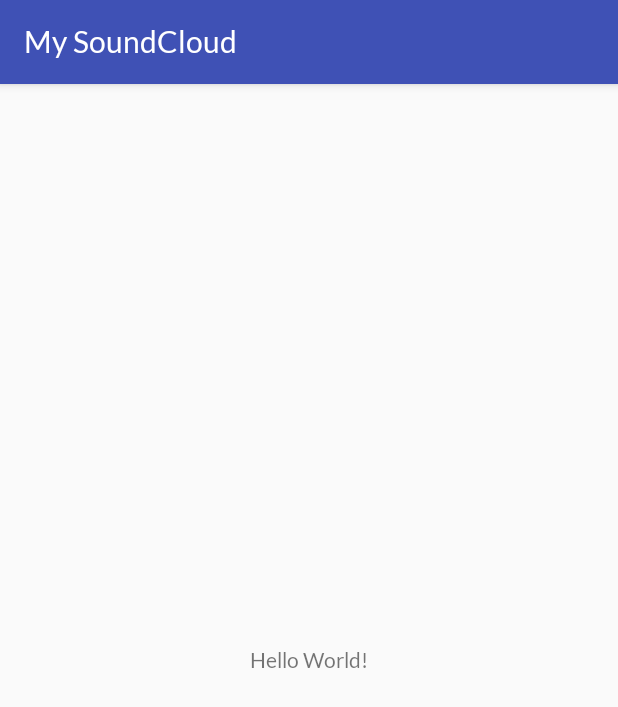
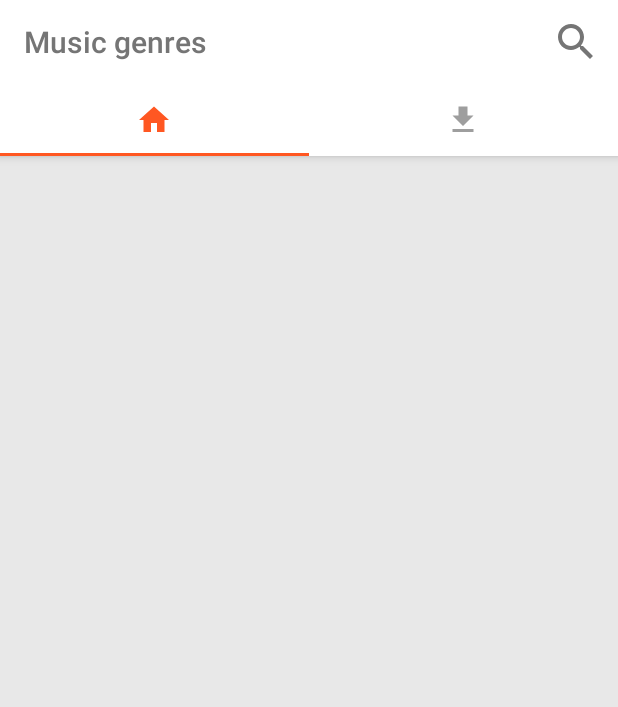
Before and after one commit to nvs266/SoundClound_07, an Android app: the screen it shows after launch (MainActivity), on a phone screen of 412 x 824 dp. Shown: the top 707 px of the screen. Run offline under Robolectric (Android 15) with nearby library versions, the phone set to English and light mode, and no system bars.

Commit message:
Create UI

```diff
--- a/app/src/main/AndroidManifest.xml
+++ b/app/src/main/AndroidManifest.xml
@@ -17,7 +17,8 @@
                 <category android:name="android.intent.category.LAUNCHER" />
             </intent-filter>
         </activity>
-        <activity android:name=".MainActivity" />
+        <activity android:name=".screen.main.MainActivity"
+            android:theme="@style/MainScreenTheme"/>
     </application>
 
 </manifest>
--- a/app/src/main/java/com/framgia/mysoundcloud/MainActivity.java
+++ /dev/null
@@ -1,13 +0,0 @@
-package com.framgia.mysoundcloud;
-
-import android.support.v7.app.AppCompatActivity;
-import android.os.Bundle;
-
-public class MainActivity extends AppCompatActivity {
-
-    @Override
-    protected void onCreate(Bundle savedInstanceState) {
-        super.onCreate(savedInstanceState);
-        setContentView(R.layout.activity_main);
-    }
-}
--- /dev/null
+++ b/app/src/main/java/com/framgia/mysoundcloud/screen/main/MainActivity.java
@@ -0,0 +1,147 @@
+package com.framgia.mysoundcloud.screen.main;
+
+import android.graphics.PorterDuff;
+import android.support.design.widget.TabLayout;
+import android.support.v4.content.ContextCompat;
+import android.support.v7.app.AppCompatActivity;
+import android.os.Bundle;
+import android.support.v7.widget.SearchView;
+import android.support.v7.widget.Toolbar;
+import android.view.Menu;
+import android.view.MenuItem;
+import android.view.View;
+
+import com.framgia.mysoundcloud.R;
+import com.framgia.mysoundcloud.widget.DialogManager;
+
+public class MainActivity extends AppCompatActivity implements MainViewConstract.View, SearchView.OnQueryTextListener, TabLayout.OnTabSelectedListener {
+
+    private MainViewConstract.Presenter mPresenter;
+    private TabLayout mTabLayout;
+
+    @Override
+    protected void onCreate(Bundle savedInstanceState) {
+        super.onCreate(savedInstanceState);
+        setContentView(R.layout.activity_main);
+        initializeToolbar();
+
+        mPresenter = new MainViewPresenter();
+        mPresenter.setView(this);
+
+        mTabLayout = findViewById(R.id.tab_layout);
+        mTabLayout.addOnTabSelectedListener(this);
+    }
+
+    @Override
+    protected void onStart() {
+        super.onStart();
+        mPresenter.onStart();
+    }
+
+    @Override
+    protected void onStop() {
+        super.onStop();
+        mPresenter.onStop();
+    }
+
+    @Override
+    public boolean onCreateOptionsMenu(Menu menu) {
+        getMenuInflater().inflate(R.menu.options_menu, menu);
+        initializeSearchView(menu);
+        return super.onCreateOptionsMenu(menu);
+    }
+
+    @Override
+    public void updateTitle(String title) {
+        setTitle(title);
+    }
+
+    @Override
+    public void showMiniControlMusic() {
+
+    }
+
+    @Override
+    public void hideMiniControlMusic() {
+
+    }
+
+    @Override
+    public void showSearchResults() {
+
+    }
+
+    @Override
+    public void showTablayout() {
+        mTabLayout.setVisibility(View.VISIBLE);
+    }
+
+    @Override
+    public void hideTablayout() {
+        mTabLayout.setVisibility(View.GONE);
+    }
+
+    @Override
+    public boolean onQueryTextSubmit(String query) {
+        new DialogManager(this).dialogMessage(getString(R.string.msg_feature_is_coming), getString(R.string.msg_opps));
+        return false;
+    }
+
+    @Override
+    public boolean onQueryTextChange(String newText) {
+        return false;
+    }
+
+    private void initializeToolbar() {
+        Toolbar toolbar = findViewById(R.id.toolbar);
+        setSupportActionBar(toolbar);
+        updateTitle(getString(R.string.music_genres));
+    }
+
+    private void initializeSearchView(Menu menu) {
+        MenuItem searchMenu = menu.findItem(R.id.action_search);
+        if (searchMenu == null) return;
+
+        SearchView searchView = (SearchView) searchMenu.getActionView();
+        searchView.setQueryHint(getString(R.string.msg_finding_tracks));
+        searchView.setOnQueryTextListener(this);
+
+        // Hanlde when searchView closed
+        searchMenu.setOnActionExpandListener(new MenuItem.OnActionExpandListener() {
+            @Override
+            public boolean onMenuItemActionExpand(MenuItem item) {
+                // do something
+                hideTablayout();
+                return true;
+            }
+
+            @Override
+            public boolean onMenuItemActionCollapse(MenuItem item) {
+                // do something
+                showTablayout();
+                return true;
+            }
+        });
+    }
+
+    @Override
+    public void onTabSelected(TabLayout.Tab tab) {
+        int tabIconColor = ContextCompat.getColor(this, R.color.colorAccent);
+        tab.getIcon().setColorFilter(tabIconColor, PorterDuff.Mode.SRC_IN);
+
+        if (tab.getPosition() == 0) {
+            updateTitle(getString(R.string.music_genres));
+        } else updateTitle(getString(R.string.action_download));
+    }
+
+    @Override
+    public void onTabUnselected(TabLayout.Tab tab) {
+        int tabIconColor = ContextCompat.getColor(this, R.color.colorPrimary);
+        tab.getIcon().setColorFilter(tabIconColor, PorterDuff.Mode.SRC_IN);
+    }
+
+    @Override
+    public void onTabReselected(TabLayout.Tab tab) {
+
+    }
+}
--- /dev/null
+++ b/app/src/main/java/com/framgia/mysoundcloud/screen/main/MainViewConstract.java
@@ -0,0 +1,33 @@
+package com.framgia.mysoundcloud.screen.main;
+
+import com.framgia.mysoundcloud.screen.BasePresenter;
+
+/**
+ * Created by sonng266 on 26/02/2018.
+ */
+
+interface MainViewConstract {
+    /**
+     * View.
+     */
+    interface View {
+        void updateTitle(String title);
+
+        void showMiniControlMusic();
+
+        void hideMiniControlMusic();
+
+        void showSearchResults();
+
+        void showTablayout();
+
+        void hideTablayout();
+    }
+
+    /**
+     * Presenter.
+     */
+    interface Presenter extends BasePresenter<MainViewConstract.View> {
+        void handleClick();
+    }
+}
--- /dev/null
+++ b/app/src/main/java/com/framgia/mysoundcloud/screen/main/MainViewPresenter.java
@@ -0,0 +1,29 @@
+package com.framgia.mysoundcloud.screen.main;
+
+/**
+ * Created by sonng266 on 26/02/2018.
+ */
+
+public class MainViewPresenter implements MainViewConstract.Presenter {
+
+    private MainViewConstract.View mView;
+
+    @Override
+    public void setView(MainViewConstract.View view) {
+        this.mView = view;
+    }
+
+    @Override
+    public void onStart() {
+    }
+
+    @Override
+    public void onStop() {
+
+    }
+
+    @Override
+    public void handleClick() {
+
+    }
+}
--- a/app/src/main/java/com/framgia/mysoundcloud/screen/splash/SplashActivity.java
+++ b/app/src/main/java/com/framgia/mysoundcloud/screen/splash/SplashActivity.java
@@ -3,8 +3,8 @@
 import android.support.v7.app.AppCompatActivity;
 import android.os.Bundle;
 
-import com.framgia.mysoundcloud.MainActivity;
 import com.framgia.mysoundcloud.utils.Navigator;
+import com.framgia.mysoundcloud.screen.main.MainActivity;
 
 public class SplashActivity extends AppCompatActivity implements SplashContract.View {
 
--- /dev/null
+++ b/app/src/main/res/drawable/ic_file_download_grey.xml
@@ -0,0 +1,4 @@
+<?xml version="1.0" encoding="UTF-8" standalone="no"?>
+<vector xmlns:android="http://schemas.android.com/apk/res/android" android:height="36dp" android:viewportHeight="24.0" android:viewportWidth="24.0" android:width="36dp">
+    <path android:fillColor="#9E9E9E" android:pathData="M19,9h-4V3H9v6H5l7,7 7,-7zM5,18v2h14v-2H5z"/>
+</vector>
--- /dev/null
+++ b/app/src/main/res/drawable/ic_home_deep_orange.xml
@@ -0,0 +1,4 @@
+<?xml version="1.0" encoding="UTF-8" standalone="no"?>
+<vector xmlns:android="http://schemas.android.com/apk/res/android" android:height="36dp" android:viewportHeight="24.0" android:viewportWidth="24.0" android:width="36dp">
+    <path android:fillColor="#FF5722" android:pathData="M10,20v-6h4v6h5v-8h3L12,3 2,12h3v8z"/>
+</vector>
--- /dev/null
+++ b/app/src/main/res/drawable/ic_search.xml
@@ -0,0 +1,4 @@
+<?xml version="1.0" encoding="UTF-8" standalone="no"?>
+<vector xmlns:android="http://schemas.android.com/apk/res/android" android:height="36dp" android:viewportHeight="24.0" android:viewportWidth="24.0" android:width="36dp">
+    <path android:fillColor="#757575" android:pathData="M15.5,14h-0.79l-0.28,-0.27C15.41,12.59 16,11.11 16,9.5 16,5.91 13.09,3 9.5,3S3,5.91 3,9.5 5.91,16 9.5,16c1.61,0 3.09,-0.59 4.23,-1.57l0.27,0.28v0.79l5,4.99L20.49,19l-4.99,-5zM9.5,14C7.01,14 5,11.99 5,9.5S7.01,5 9.5,5 14,7.01 14,9.5 11.99,14 9.5,14z"/>
+</vector>
--- a/app/src/main/res/layout/activity_main.xml
+++ b/app/src/main/res/layout/activity_main.xml
@@ -1,18 +1,59 @@
 <?xml version="1.0" encoding="utf-8"?>
-<android.support.constraint.ConstraintLayout xmlns:android="http://schemas.android.com/apk/res/android"
+<android.support.design.widget.CoordinatorLayout xmlns:android="http://schemas.android.com/apk/res/android"
     xmlns:app="http://schemas.android.com/apk/res-auto"
     xmlns:tools="http://schemas.android.com/tools"
     android:layout_width="match_parent"
-    android:layout_height="match_parent"
-    tools:context="com.framgia.mysoundcloud.MainActivity">
+    android:layout_height="match_parent">
 
-    <TextView
-        android:layout_width="wrap_content"
-        android:layout_height="wrap_content"
-        android:text="@string/msg_hello_world"
-        app:layout_constraintBottom_toBottomOf="parent"
-        app:layout_constraintLeft_toLeftOf="parent"
-        app:layout_constraintRight_toRightOf="parent"
-        app:layout_constraintTop_toTopOf="parent" />
+    <android.support.design.widget.AppBarLayout
+        android:id="@+id/appbar"
+        android:layout_width="match_parent"
+        android:layout_height="wrap_content">
 
-</android.support.constraint.ConstraintLayout>
+        <android.support.design.widget.CollapsingToolbarLayout
+            android:layout_width="match_parent"
+            android:layout_height="wrap_content"
+            app:contentScrim="?attr/colorPrimary"
+            app:layout_scrollFlags="scroll|enterAlways"
+            app:titleEnabled="false"
+            app:toolbarId="@+id/toolbar">
+
+            <android.support.v7.widget.Toolbar
+                android:id="@+id/toolbar"
+                android:layout_width="match_parent"
+                android:layout_height="?attr/actionBarSize" />
+        </android.support.design.widget.CollapsingToolbarLayout>
+
+        <android.support.design.widget.TabLayout
+            android:id="@+id/tab_layout"
+            android:layout_width="match_parent"
+            android:layout_height="match_parent"
+            app:tabIndicatorColor="@color/colorAccent">
+
+            <android.support.design.widget.TabItem
+                android:layout_width="wrap_content"
+                android:layout_height="wrap_content"
+                android:icon="@drawable/ic_home_deep_orange" />
+
+            <android.support.design.widget.TabItem
+                android:layout_width="wrap_content"
+                android:layout_height="wrap_content"
+                android:icon="@drawable/ic_file_download_grey" />
+
+        </android.support.design.widget.TabLayout>
+
+    </android.support.design.widget.AppBarLayout>
+
+    <android.support.v4.widget.NestedScrollView
+        android:layout_width="match_parent"
+        android:layout_height="match_parent"
+        app:layout_behavior="android.support.design.widget.AppBarLayout$ScrollingViewBehavior">
+
+        <android.support.constraint.ConstraintLayout
+            android:layout_width="match_parent"
+            android:layout_height="match_parent"
+            tools:context="com.framgia.mysoundcloud.screen.main.MainActivity">
+
+        </android.support.constraint.ConstraintLayout>
+    </android.support.v4.widget.NestedScrollView>
+</android.support.design.widget.CoordinatorLayout>
--- /dev/null
+++ b/app/src/main/res/menu/options_menu.xml
@@ -0,0 +1,10 @@
+<?xml version="1.0" encoding="utf-8"?>
+<menu xmlns:android="http://schemas.android.com/apk/res/android"
+    xmlns:app="http://schemas.android.com/apk/res-auto">
+    <item
+        android:id="@+id/action_search"
+        android:icon="@drawable/ic_search"
+        android:title="@string/search_title"
+        app:actionViewClass="android.support.v7.widget.SearchView"
+        app:showAsAction="collapseActionView|ifRoom" />
+</menu>
--- a/app/src/main/res/values/colors.xml
+++ b/app/src/main/res/values/colors.xml
@@ -1,8 +1,23 @@
 <?xml version="1.0" encoding="utf-8"?>
 <resources>
-    <color name="colorPrimary">#3F51B5</color>
-    <color name="colorPrimaryDark">#303F9F</color>
-    <color name="colorAccent">#FF4081</color>
+    <color name="colorPrimary">#9E9E9E</color>
+    <color name="colorPrimaryDark">#616161</color>
+    <color name="colorAccent">#FF5722</color>
+    <color name="colorPrimaryText">#212121</color>
+    <color name="colorSecondaryText">#757575</color>
+    <color name="colorDivider">#BDBDBD</color>
 
-    <color name="deep_orange_500">#FF5722</color>
+    <!--Red-->
+    <color name="cinnabar">#E64A19</color>
+
+    <!--White-->
+    <color name="gainsboro">#E8E8E8</color>
+
+    <!--Gray-->
+    <color name="grey_chateau">#969FAA</color>
+
+    <!--Blue-->
+    <color name="cloud_burst">#343F4B</color>
+
+
 </resources>
--- a/app/src/main/res/values/strings.xml
+++ b/app/src/main/res/values/strings.xml
@@ -1,4 +1,10 @@
 <resources>
     <string name="app_name">My SoundCloud</string>
     <string name="msg_hello_world">Hello World!</string>
+    <string name="search_title">Search tracks</string>
+    <string name="music_genres">Music genres</string>
+    <string name="msg_finding_tracks">Finding tracks...</string>
+    <string name="msg_feature_is_coming">Feature is coming...</string>
+    <string name="msg_opps">Opps!</string>
+    <string name="action_download">Download</string>
 </resources>
--- a/app/src/main/res/values/styles.xml
+++ b/app/src/main/res/values/styles.xml
@@ -12,6 +12,8 @@
 
     <style name="MyTextViewStyle" parent="android:Widget.TextView">
         <item name="android:fontFamily">@font/lato_regular</item>
+        <item name="android:textColorPrimary">@color/colorPrimaryText</item>
+        <item name="android:textColorSecondary">@color/colorSecondaryText</item>
     </style>
 
     <style name="MyButtonStyle" parent="android:Widget.Holo.Button">
@@ -21,7 +23,14 @@
     <!--Splash theme.-->
     <style name="SplashScreenTheme" parent="Theme.AppCompat.Light.NoActionBar">
         <item name="android:windowBackground">@drawable/bg_splash_screen</item>
-        <item name="colorPrimaryDark">@color/deep_orange_500</item>
+        <item name="colorPrimaryDark">@color/cinnabar</item>
     </style>
 
+    <!--Main View theme.-->
+    <style name="MainScreenTheme" parent="Theme.AppCompat.Light.NoActionBar">
+        <item name="colorPrimaryDark">@color/cloud_burst</item>
+        <item name="colorPrimary">@android:color/white</item>
+        <item name="android:windowBackground">@color/gainsboro</item>
+        <item name="android:textColorPrimary">@color/colorSecondaryText</item>
+    </style>
 </resources>
```
